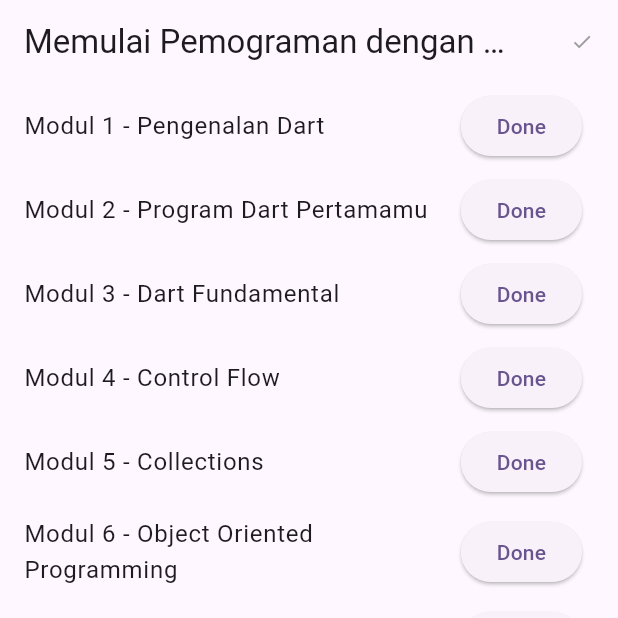
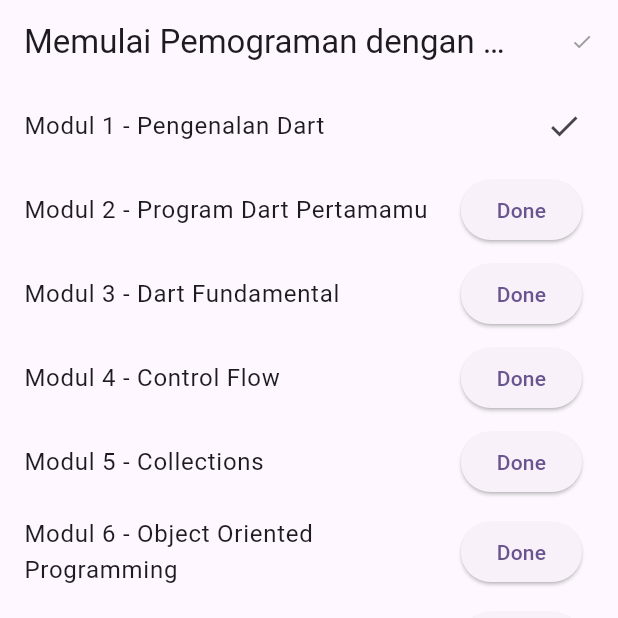
Before and after one commit to Royhan2123/Belajar_Flutter, a Flutter app: the screen it shows after launch, after a tap on "Done", on a phone screen of 412 x 824 dp, the top half of it. Run offline on Flutter 3.47's test engine with Material 3 defaults, Android fonts, the phone set to English and light mode, and no system bars; our stand-ins replace lottie.

Commit message:
state management

```diff
--- a/latihan_state_management/lib/main.dart
+++ b/latihan_state_management/lib/main.dart
@@ -20,9 +20,15 @@ class MainActivity extends StatelessWidget {
   }
 }
 
-class NewActivity extends StatelessWidget {
+class NewActivity extends StatefulWidget {
   const NewActivity({super.key});
 
+  @override
+  State<NewActivity> createState() => _NewActivityState();
+}
+
+class _NewActivityState extends State<NewActivity> {
+  final List<String> doneModuleList = [];
   @override
   Widget build(BuildContext context) {
     return Scaffold(
@@ -35,7 +41,9 @@ class NewActivity extends StatelessWidget {
               Navigator.push(
                 context,
                 MaterialPageRoute(
-                  builder: (context) => const DoneModuleList(),
+                  builder: (context) => DoneModuleList(
+                    doneModuleList: doneModuleList,
+                  ),
                 ),
               );
             },
@@ -47,14 +55,25 @@ class NewActivity extends StatelessWidget {
           ),
         ],
       ),
-      body: const ModuleList(),
+      body: ModuleList(
+        doneModuleList: doneModuleList,
+      ),
     );
   }
 }
 
-class ModuleList extends StatelessWidget {
-  const ModuleList({super.key});
+class ModuleList extends StatefulWidget {
+  final List<String> doneModuleList;
+  const ModuleList({
+    super.key,
+    required this.doneModuleList,
+  });
 
+  @override
+  State<ModuleList> createState() => _ModuleListState();
+}
+
+class _ModuleListState extends State<ModuleList> {
   final List<String> _moduleList = const [
     'Modul 1 - Pengenalan Dart',
     'Modul 2 - Program Dart Pertamamu',
@@ -75,33 +94,66 @@ class ModuleList extends StatelessWidget {
       itemBuilder: (context, index) {
         return ModuleTile(
           moduleName: _moduleList[index],
+          isDone: widget.doneModuleList.contains(
+            _moduleList[index],
+          ),
+          onClick: () {
+            setState(() {
+              widget.doneModuleList.add(_moduleList[index]);
+            });
+          },
         );
-        },);
+      },
+    );
   }
 }
 
 class ModuleTile extends StatelessWidget {
   final String moduleName;
+  final bool isDone;
+  final Function() onClick;
 
-  const ModuleTile({Key? key, required this.moduleName}) : super(key: key);
+  const ModuleTile({
+    Key? key,
+    required this.moduleName,
+    required this.isDone,
+    required this.onClick,
+  }) : super(key: key);
 
   @override
   Widget build(BuildContext context) {
     return ListTile(
       title: Text(moduleName),
-      trailing: ElevatedButton(
-        onPressed: () {},
-        child: const Text('Done'),
+      trailing: isDone
+          ? const Icon(Icons.done)
+          : ElevatedButton(
+              onPressed: onClick,
+              child: const Text("Done"),
             ),
     );
   }
 }
 
 class DoneModuleList extends StatelessWidget {
-  const DoneModuleList({super.key});
+  final List<String> doneModuleList;
+  const DoneModuleList({super.key, required this.doneModuleList});
 
   @override
   Widget build(BuildContext context) {
-    return const Placeholder();
+    return Scaffold(
+      appBar: AppBar(
+        title: const Text("Done Module List"),
+      ),
+      body: ListView.builder(
+        itemBuilder: (context, index) {
+          return ListTile(
+            title: Text(
+              doneModuleList[index],
+            ),
+          );
+        },
+        itemCount: doneModuleList.length,
+      ),
+    );
   }
 }
```
Also changed, not shown: 1 other file. Lines whose indentation alone changed are shown as unchanged.
